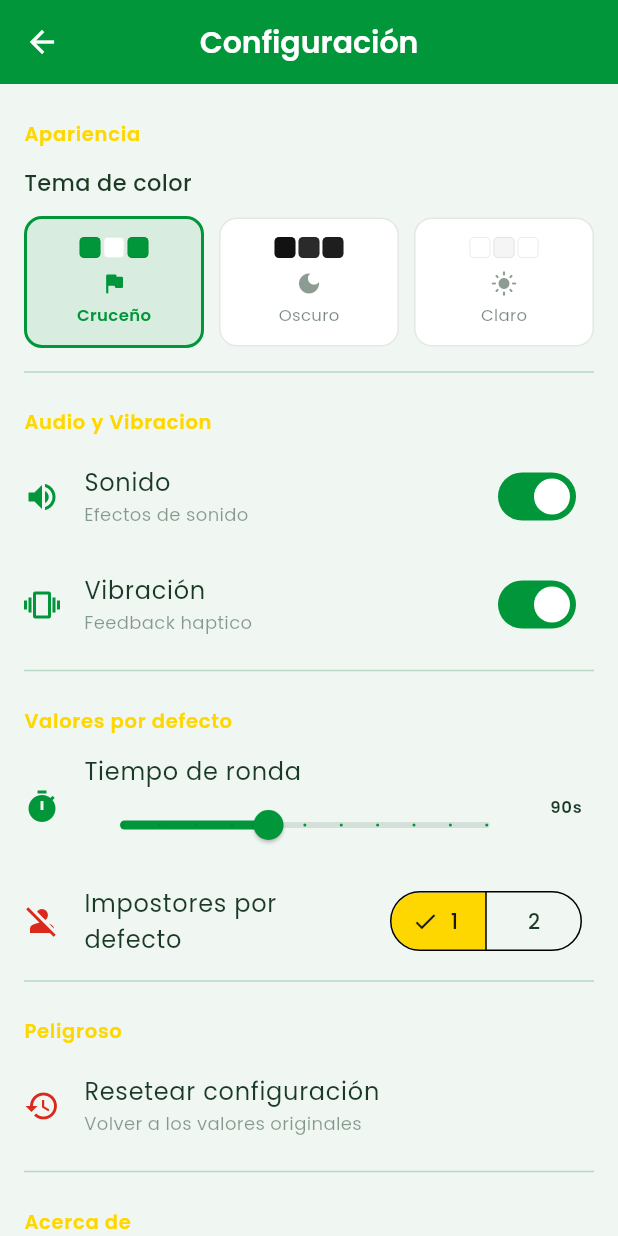
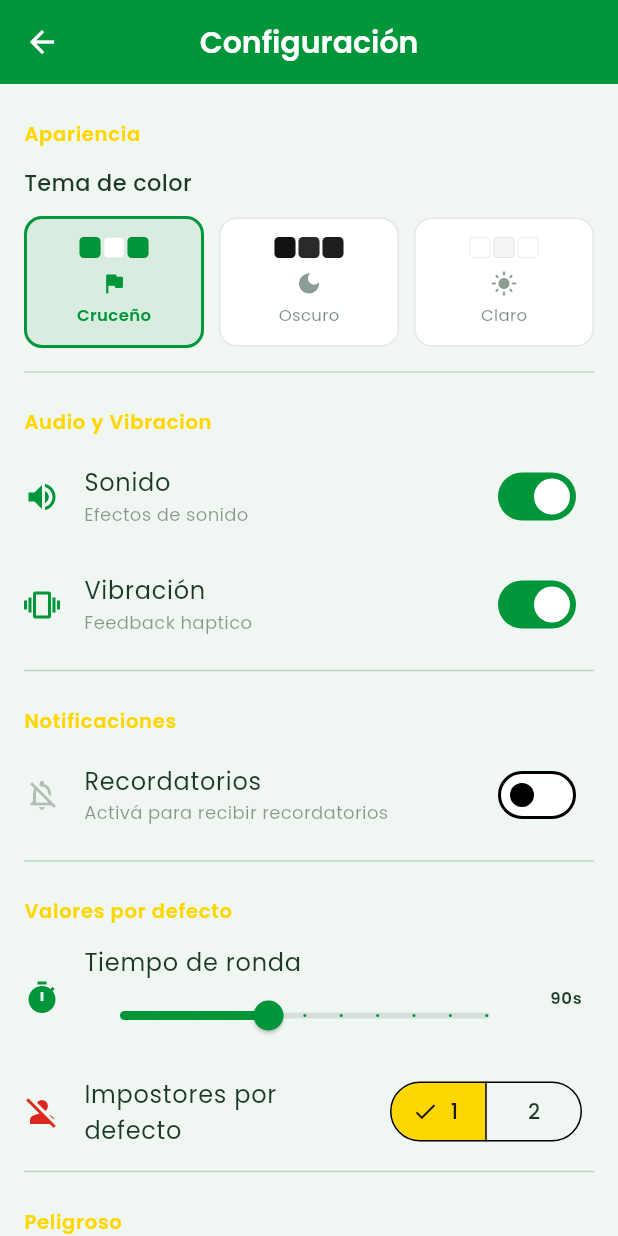
Before and after one commit to mirkovedia/impostor-cruceno, a Flutter app: the screen it shows after launch, after a tap on "Configuración", on a phone screen of 412 x 824 dp. Run offline on Flutter 3.47's test engine with Material 3 defaults, Android fonts, the phone set to English and light mode, and no system bars; drawn by our look-alikes of flutter_animate; our stand-ins replace audioplayers, flutter_local_notifications, google_fonts, share_plus, shared_preferences, timezone and 1 more.

Commit message:
feat: integración de notificaciones locales y compartir resultado
- Share Plus: botón dorado "COMPARTIR RESULTADO" en pantalla de resultados
  genera texto con formato visual (barras Unicode) para WhatsApp/redes
- Notificaciones locales (flutter_local_notifications):
  recordatorio semanal configurable (día y hora) en settings
  recordatorio de engagement 3 días después de cada partida
  toggle on/off con solicitud de permisos del sistema
- StorageService: persistencia de preferencias de notificaciones
- GameProvider: control completo del ciclo de vida de notificaciones

Co-Authored-By: Claude Opus 4.6 <noreply@anthropic.com>

```diff
--- a/lib/providers/game_provider.dart
+++ b/lib/providers/game_provider.dart
@@ -8,6 +8,7 @@ import '../services/words_repository.dart';
 import '../services/storage_service.dart';
 import '../services/audio_service.dart';
 import '../services/haptic_service.dart';
+import '../services/notification_service.dart';
 
 class GameProvider extends ChangeNotifier {
   final GameService _gameService = GameService();
@@ -15,6 +16,7 @@ class GameProvider extends ChangeNotifier {
   final StorageService _storageService = StorageService();
   final AudioService _audioService = AudioService();
   final HapticService _hapticService = HapticService();
+  final NotificationService _notificationService = NotificationService();
 
   bool _isInitialized = false;
   bool _hasLoadError = false;
@@ -23,6 +25,9 @@ class GameProvider extends ChangeNotifier {
   AppThemeType _themeType = AppThemeType.cruceno;
   bool _isSoundEnabled = true;
   bool _isVibrationEnabled = true;
+  bool _isNotificationsEnabled = false;
+  int _reminderDay = DateTime.friday;
+  int _reminderHour = 19;
 
   bool get isInitialized => _isInitialized;
   bool get hasLoadError => _hasLoadError;
@@ -32,6 +37,9 @@ class GameProvider extends ChangeNotifier {
   bool get isDarkMode => _themeType == AppThemeType.dark;
   bool get isSoundEnabled => _isSoundEnabled;
   bool get isVibrationEnabled => _isVibrationEnabled;
+  bool get isNotificationsEnabled => _isNotificationsEnabled;
+  int get reminderDay => _reminderDay;
+  int get reminderHour => _reminderHour;
 
   AudioService get audioService => _audioService;
   HapticService get hapticService => _hapticService;
@@ -44,6 +52,9 @@ class GameProvider extends ChangeNotifier {
       _themeType = _storageService.themeType;
       _isSoundEnabled = _storageService.isSoundEnabled;
       _isVibrationEnabled = _storageService.isVibrationEnabled;
+      _isNotificationsEnabled = _storageService.isNotificationsEnabled;
+      _reminderDay = _storageService.reminderDay;
+      _reminderHour = _storageService.reminderHour;
     } catch (e) {
       debugPrint('[GameProvider] Error cargando preferencias: $e');
     }
@@ -69,6 +80,19 @@ class GameProvider extends ChangeNotifier {
       await _audioService.preload();
     } catch (e) {
       debugPrint('[GameProvider] Error inicializando audio/haptic: $e');
+    }
+
+    try {
+      await _notificationService.init();
+      if (_isNotificationsEnabled) {
+        await _notificationService.scheduleWeeklyReminder(
+          dayOfWeek: _reminderDay,
+          hour: _reminderHour,
+          minute: 0,
+        );
+      }
+    } catch (e) {
+      debugPrint('[GameProvider] Error inicializando notificaciones: $e');
     }
 
     _isInitialized = true;
@@ -111,6 +135,63 @@ class GameProvider extends ChangeNotifier {
     _storageService.isVibrationEnabled = _isVibrationEnabled;
     _hapticService.enabled = _isVibrationEnabled;
     notifyListeners();
+  }
+
+  Future<void> toggleNotifications() async {
+    _isNotificationsEnabled = !_isNotificationsEnabled;
+    _storageService.isNotificationsEnabled = _isNotificationsEnabled;
+
+    if (_isNotificationsEnabled) {
+      final granted = await _notificationService.requestPermission();
+      if (granted) {
+        await _notificationService.scheduleWeeklyReminder(
+          dayOfWeek: _reminderDay,
+          hour: _reminderHour,
+          minute: 0,
+        );
+      } else {
+        _isNotificationsEnabled = false;
+        _storageService.isNotificationsEnabled = false;
+      }
+    } else {
+      await _notificationService.cancelAllReminders();
+    }
+
+    notifyListeners();
+  }
+
+  Future<void> setReminderDay(int day) async {
+    _reminderDay = day;
+    _storageService.reminderDay = day;
+    if (_isNotificationsEnabled) {
+      await _notificationService.cancelWeeklyReminder();
+      await _notificationService.scheduleWeeklyReminder(
+        dayOfWeek: _reminderDay,
+        hour: _reminderHour,
+        minute: 0,
+      );
+    }
+    notifyListeners();
+  }
+
+  Future<void> setReminderHour(int hour) async {
+    _reminderHour = hour;
+    _storageService.reminderHour = hour;
+    if (_isNotificationsEnabled) {
+      await _notificationService.cancelWeeklyReminder();
+      await _notificationService.scheduleWeeklyReminder(
+        dayOfWeek: _reminderDay,
+        hour: _reminderHour,
+        minute: 0,
+      );
+    }
+    notifyListeners();
+  }
+
+  Future<void> scheduleEngagementReminder() async {
+    if (_isNotificationsEnabled) {
+      await _notificationService.scheduleEngagementReminder();
+    }
   }
 
   int get defaultRoundTime => _storageService.defaultRoundTime;
@@ -164,14 +245,19 @@ class GameProvider extends ChangeNotifier {
 
   void resetGame() {
     _gameState = null;
+    scheduleEngagementReminder();
     notifyListeners();
   }
 
   Future<void> resetSettings() async {
     await _storageService.resetAll();
+    await _notificationService.cancelAllReminders();
     _themeType = AppThemeType.cruceno;
     _isSoundEnabled = true;
     _isVibrationEnabled = true;
+    _isNotificationsEnabled = false;
+    _reminderDay = DateTime.friday;
+    _reminderHour = 19;
     _audioService.enabled = true;
     _hapticService.enabled = true;
     notifyListeners();
--- a/lib/screens/settings_screen.dart
+++ b/lib/screens/settings_screen.dart
@@ -56,6 +56,9 @@ class SettingsScreen extends StatelessWidget {
             activeTrackColor: theme.colorScheme.primary,
             onChanged: (_) => provider.toggleVibration(),
           ),
+          _sectionDivider(theme),
+          _buildSectionHeader('Notificaciones', theme),
+          _buildNotificationSection(context, provider, theme),
           _sectionDivider(theme),
           _buildSectionHeader('Valores por defecto', theme),
           _buildTimeSlider(provider, theme),
@@ -203,6 +206,88 @@ class SettingsScreen extends StatelessWidget {
     );
   }
 
+  Widget _buildNotificationSection(
+      BuildContext context, GameProvider provider, ThemeData theme) {
+    const dayNames = {
+      DateTime.monday: 'Lunes',
+      DateTime.tuesday: 'Martes',
+      DateTime.wednesday: 'Miércoles',
+      DateTime.thursday: 'Jueves',
+      DateTime.friday: 'Viernes',
+      DateTime.saturday: 'Sábado',
+      DateTime.sunday: 'Domingo',
+    };
+
+    return Column(
+      children: [
+        SwitchListTile(
+          title: Text('Recordatorios',
+            style: GoogleFonts.poppins()),
+          subtitle: Text(
+            provider.isNotificationsEnabled
+                ? 'Te recordaremos jugar cada semana'
+                : 'Activá para recibir recordatorios',
+            style: GoogleFonts.poppins(
+              fontSize: 12,
+              color: theme.colorScheme.onSurface.withValues(alpha: 0.5))),
+          secondary: Icon(
+            provider.isNotificationsEnabled
+                ? Icons.notifications_active
+                : Icons.notifications_off_outlined,
+            color: provider.isNotificationsEnabled
+                ? AppColors.gold : theme.colorScheme.onSurface.withValues(alpha: 0.3)),
+          value: provider.isNotificationsEnabled,
+          activeTrackColor: AppColors.gold,
+          onChanged: (_) => provider.toggleNotifications(),
+        ),
+        if (provider.isNotificationsEnabled) ...[
+          ListTile(
+            leading: Icon(Icons.calendar_today,
+              color: theme.colorScheme.primary, size: 20),
+            title: Text('Día del recordatorio',
+              style: GoogleFonts.poppins(fontSize: 14)),
+            trailing: DropdownButton<int>(
+              value: provider.reminderDay,
+              underline: const SizedBox.shrink(),
+              style: GoogleFonts.poppins(
+                fontSize: 13,
+                fontWeight: FontWeight.w600,
+                color: theme.colorScheme.onSurface),
+              items: dayNames.entries.map((e) => DropdownMenuItem(
+                value: e.key,
+                child: Text(e.value),
+              )).toList(),
+              onChanged: (v) {
+                if (v != null) provider.setReminderDay(v);
+              },
+            ),
+          ),
+          ListTile(
+            leading: Icon(Icons.access_time,
+              color: theme.colorScheme.primary, size: 20),
+            title: Text('Hora del recordatorio',
+              style: GoogleFonts.poppins(fontSize: 14)),
+            trailing: DropdownButton<int>(
+              value: provider.reminderHour,
+              underline: const SizedBox.shrink(),
+              style: GoogleFonts.poppins(
+                fontSize: 13,
+                fontWeight: FontWeight.w600,
+                color: theme.colorScheme.onSurface),
+              items: List.generate(24, (i) => DropdownMenuItem(
+                value: i,
+                child: Text('${i.toString().padLeft(2, '0')}:00'),
+              )),
+              onChanged: (v) {
+                if (v != null) provider.setReminderHour(v);
+              },
+            ),
+          ),
+        ],
+      ],
+    );
+  }
+
   Widget _buildTimeSlider(GameProvider provider, ThemeData theme) {
     return ListTile(
       leading: Icon(Icons.timer,
--- /dev/null
+++ b/lib/services/notification_service.dart
@@ -0,0 +1,164 @@
+import 'package:flutter/foundation.dart';
+import 'package:flutter_local_notifications/flutter_local_notifications.dart';
+import 'package:timezone/data/latest_all.dart' as tz;
+import 'package:timezone/timezone.dart' as tz;
+
+class NotificationService {
+  static final NotificationService _instance = NotificationService._internal();
+  factory NotificationService() => _instance;
+  NotificationService._internal();
+
+  final FlutterLocalNotificationsPlugin _plugin =
+      FlutterLocalNotificationsPlugin();
+
+  bool _isInitialized = false;
+
+  static const _channelId = 'impostor_cruceno_reminders';
+  static const _channelName = 'Recordatorios de juego';
+  static const _channelDescription = 'Notificaciones para recordar jugar Impostor Cruceño';
+
+  static const _weeklyReminderId = 100;
+  static const _engagementReminderId = 101;
+
+  static const _reminderMessages = [
+    '¿Noche de juegos? Llamá a tus amigos y jugá Impostor Cruceño! 🕵️',
+    'El impostor está esperando... ¿Te animás a descubrirlo? 🎭',
+    'Hoy es buen día para una partida de Impostor Cruceño, camba! 🎉',
+    '¿Quién será el impostor esta noche? Juntate con tus amigos! 🤔',
+    'Tus amigos ya están listos para jugar. ¿Vos también? 🎮',
+  ];
+
+  Future<void> init() async {
+    if (_isInitialized) return;
+
+    tz.initializeTimeZones();
+
+    const androidSettings = AndroidInitializationSettings(
+      '@mipmap/ic_launcher',
+    );
+
+    const iosSettings = DarwinInitializationSettings(
+      requestAlertPermission: false,
+      requestBadgePermission: false,
+      requestSoundPermission: false,
+    );
+
+    await _plugin.initialize(
+      settings: const InitializationSettings(
+        android: androidSettings,
+        iOS: iosSettings,
+      ),
+    );
+    _isInitialized = true;
+    debugPrint('[NotificationService] Inicializado correctamente');
+  }
+
+  Future<bool> requestPermission() async {
+    final android = _plugin
+        .resolvePlatformSpecificImplementation<
+            AndroidFlutterLocalNotificationsPlugin>();
+    if (android != null) {
+      final granted = await android.requestNotificationsPermission();
+      return granted ?? false;
+    }
+
+    final ios = _plugin
+        .resolvePlatformSpecificImplementation<
+            IOSFlutterLocalNotificationsPlugin>();
+    if (ios != null) {
+      final granted = await ios.requestPermissions(
+        alert: true,
+        badge: true,
+        sound: true,
+      );
+      return granted ?? false;
+    }
+
+    return true;
+  }
+
+  Future<void> scheduleWeeklyReminder({
+    required int dayOfWeek,
+    required int hour,
+    required int minute,
+  }) async {
+    final now = tz.TZDateTime.now(tz.local);
+    final scheduledDate = _nextInstanceOfWeekdayTime(
+      now, dayOfWeek, hour, minute);
+    final messageIndex = now.millisecond % _reminderMessages.length;
+
+    await _plugin.zonedSchedule(
+      id: _weeklyReminderId,
+      title: 'Impostor Cruceño',
+      body: _reminderMessages[messageIndex],
+      scheduledDate: scheduledDate,
+      notificationDetails: NotificationDetails(
+        android: AndroidNotificationDetails(
+          _channelId,
+          _channelName,
+          channelDescription: _channelDescription,
+          importance: Importance.defaultImportance,
+          priority: Priority.defaultPriority,
+          styleInformation: const BigTextStyleInformation(''),
+        ),
+        iOS: const DarwinNotificationDetails(),
+      ),
+      androidScheduleMode: AndroidScheduleMode.inexactAllowWhileIdle,
+      matchDateTimeComponents: DateTimeComponents.dayOfWeekAndTime,
+    );
+
+    debugPrint('[NotificationService] Recordatorio semanal programado: '
+        'día $dayOfWeek a las $hour:$minute');
+  }
+
+  Future<void> scheduleEngagementReminder() async {
+    final now = tz.TZDateTime.now(tz.local);
+    final scheduledDate = now.add(const Duration(days: 3));
+
+    await _plugin.zonedSchedule(
+      id: _engagementReminderId,
+      title: 'Impostor Cruceño',
+      body: '¡Hace rato no jugás! Tus amigos te extrañan en la partida 🎭',
+      scheduledDate: scheduledDate,
+      notificationDetails: NotificationDetails(
+        android: AndroidNotificationDetails(
+          _channelId,
+          _channelName,
+          channelDescription: _channelDescription,
+          importance: Importance.defaultImportance,
+          priority: Priority.defaultPriority,
+        ),
+        iOS: const DarwinNotificationDetails(),
+      ),
+      androidScheduleMode: AndroidScheduleMode.inexactAllowWhileIdle,
+    );
+
+    debugPrint('[NotificationService] Recordatorio de engagement en 3 días');
+  }
+
+  Future<void> cancelAllReminders() async {
+    await _plugin.cancelAll();
+    debugPrint('[NotificationService] Todas las notificaciones canceladas');
+  }
+
+  Future<void> cancelWeeklyReminder() async {
+    await _plugin.cancel(id: _weeklyReminderId);
+  }
+
+  Future<void> cancelEngagementReminder() async {
+    await _plugin.cancel(id: _engagementReminderId);
+  }
+
+  tz.TZDateTime _nextInstanceOfWeekdayTime(
+    tz.TZDateTime now, int dayOfWeek, int hour, int minute,
+  ) {
+    var scheduled = tz.TZDateTime(
+      tz.local, now.year, now.month, now.day, hour, minute);
+
+    while (scheduled.weekday != dayOfWeek || scheduled.isBefore(now)) {
+      scheduled = scheduled.add(const Duration(days: 1));
+    }
+
+    return scheduled;
+  }
+}
--- a/lib/services/storage_service.dart
+++ b/lib/services/storage_service.dart
@@ -8,6 +8,9 @@ class StorageService {
   static const _keyVibration = 'vibration_enabled';
   static const _keyDefaultRoundTime = 'default_round_time';
   static const _keyDefaultImpostors = 'default_impostors';
+  static const _keyNotificationsEnabled = 'notifications_enabled';
+  static const _keyReminderDay = 'reminder_day';
+  static const _keyReminderHour = 'reminder_hour';
 
   late SharedPreferences _prefs;
 
@@ -42,6 +45,19 @@ class StorageService {
   set defaultImpostors(int value) =>
       _prefs.setInt(_keyDefaultImpostors, value);
 
+  bool get isNotificationsEnabled =>
+      _prefs.getBool(_keyNotificationsEnabled) ?? false;
+  set isNotificationsEnabled(bool value) =>
+      _prefs.setBool(_keyNotificationsEnabled, value);
+
+  // Día de la semana: 5 = viernes (DateTime.friday)
+  int get reminderDay => _prefs.getInt(_keyReminderDay) ?? DateTime.friday;
+  set reminderDay(int value) => _prefs.setInt(_keyReminderDay, value);
+
+  // Hora del recordatorio (0-23), default 19:00
+  int get reminderHour => _prefs.getInt(_keyReminderHour) ?? 19;
+  set reminderHour(int value) => _prefs.setInt(_keyReminderHour, value);
+
   Future<void> resetAll() async {
     await _prefs.clear();
   }
--- a/pubspec.yaml
+++ b/pubspec.yaml
@@ -17,6 +17,9 @@ dependencies:
   audioplayers: ^6.1.0
   vibration: ^2.0.0
   uuid: ^4.5.1
+  share_plus: ^12.0.2
+  flutter_local_notifications: ^21.0.0
+  timezone: ^0.11.0
 
 dev_dependencies:
   flutter_test:
```
Also changed, not shown: lib/screens/result_screen.dart (+28 -1 lines), lib/services/share_service.dart (added, +56 -0 lines), pubspec.lock, 5 other files.
